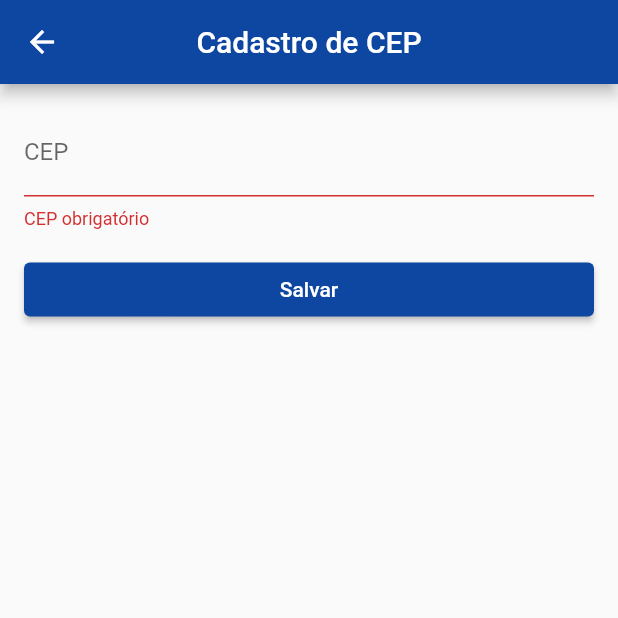
After one commit to Stobertonf/via_cep, a Flutter app: the CepRegisterPage screen opened directly, after a tap on "Salvar", on a phone screen of 412 x 824 dp, the top half of it. The commit adds this screen. Run offline on Flutter 3.47's test engine with Material 2 defaults, Android fonts, the phone set to English and light mode, and no system bars; our stand-ins replace shared_preferences; accounts and stored records are empty.

Commit message:
feat(Register): Finalizing Zip Code Registration Screen.

```diff
--- a/lib/my_app.dart
+++ b/lib/my_app.dart
@@ -1,5 +1,6 @@
 import 'package:flutter/material.dart';
 import 'package:via_cep/pages/home/home_page.dart';
+import 'package:via_cep/pages/register/register_cep.dart';
 
 class MyApp extends StatelessWidget {
   const MyApp({Key? key}) : super(key: key);
--- a/lib/pages/home/home_page.dart
+++ b/lib/pages/home/home_page.dart
@@ -83,11 +83,6 @@ class _HomePageState extends State<HomePage> {
     if (result == true) {
       _showSnackbar(context, 'CEP cadastrado com sucesso!');
     }
-  }
-
-  Future<void> saveLastCep(String cep) async {
-    final SharedPreferences prefs = await SharedPreferences.getInstance();
-    await prefs.setString(_lastCepKey, cep);
   }
 
   Future<String?> getLastCep() async {
@@ -193,6 +188,7 @@ class _HomePageState extends State<HomePage> {
             ],
           ),
         ),
-        ));
+      ),
+    );
   }
 }
--- /dev/null
+++ b/lib/pages/register/register_cep.dart
@@ -0,0 +1,90 @@
+import 'package:flutter/material.dart';
+import 'package:flutter/services.dart';
+import 'package:shared_preferences/shared_preferences.dart';
+import 'package:via_cep/pages/home/home_page.dart';
+import 'package:via_cep/services/ceps_services.dart';
+
+class CepRegisterPage extends StatefulWidget {
+  @override
+  _CepRegisterPageState createState() => _CepRegisterPageState();
+}
+
+class _CepRegisterPageState extends State<CepRegisterPage> {
+ bool _isLoading = false;
+  final String _lastCepKey = 'last_cep';
+  final GlobalKey<FormState> _formKey = GlobalKey<FormState>();
+  final TextEditingController _cepController = TextEditingController();
+
+  @override
+  Widget build(BuildContext context) {
+    return Scaffold(
+      appBar: AppBar(
+        centerTitle: true,
+        backgroundColor: Colors.blue[900],
+        title: const Text('Cadastro de CEP'),
+      ),
+      body: Padding(
+        padding: const EdgeInsets.all(16.0),
+        child: Form(
+          key: _formKey,
+          child: Column(
+            crossAxisAlignment: CrossAxisAlignment.stretch,
+            children: [
+              TextFormField(
+                controller: _cepController,
+                decoration:const InputDecoration(
+                  labelText: 'CEP',
+                ),
+                keyboardType: TextInputType.number,
+                inputFormatters: [FilteringTextInputFormatter.digitsOnly],
+                validator: (value) {
+                  if (value == null || value.isEmpty) {
+                    return 'CEP obrigatório';
+                  } else if (value.length != 8) {
+                    return 'CEP inválido';
+                  } else {
+                    return null;
+                  }
+                },
+              ),
+             const SizedBox(height: 16),
+              ElevatedButton(
+                 style: ElevatedButton.styleFrom(
+                  foregroundColor: Colors.white,
+                  backgroundColor: Colors.blue[900],
+                ),
+                onPressed: _isLoading ? null : _handleSave,
+                child: _isLoading
+                    ? const SizedBox(
+                        height: 20,
+                        width: 20,
+                        child: CircularProgressIndicator(
+                          color: Colors.white,
+                          strokeWidth: 2,
+                        ),
+                      )
+                    : const Text('Salvar'),
+              ),
+            ],
+          ),
+        ),
+      ),
+    );
+  }
+
+  Future<void> _handleSave() async {
+    if (_formKey.currentState!.validate()) {
+      setState(() {
+        _isLoading = true;
+      });
+      await CepService().saveLastCep(_cepController.text);
+      setState(() {
+        _isLoading = false;
+      });
+     Navigator.pushReplacement(
+      context,
+      MaterialPageRoute(builder: (context) => HomePage()),
+    );
+    }
+  }
+}
```
Lines whose indentation alone changed are shown as unchanged.
